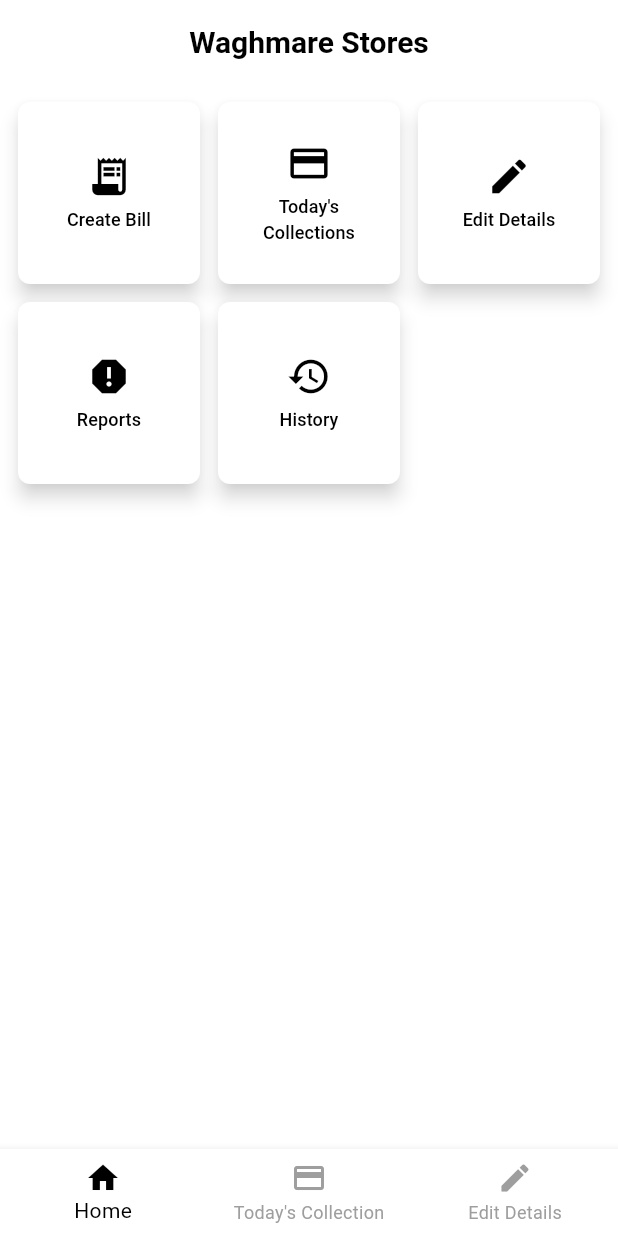
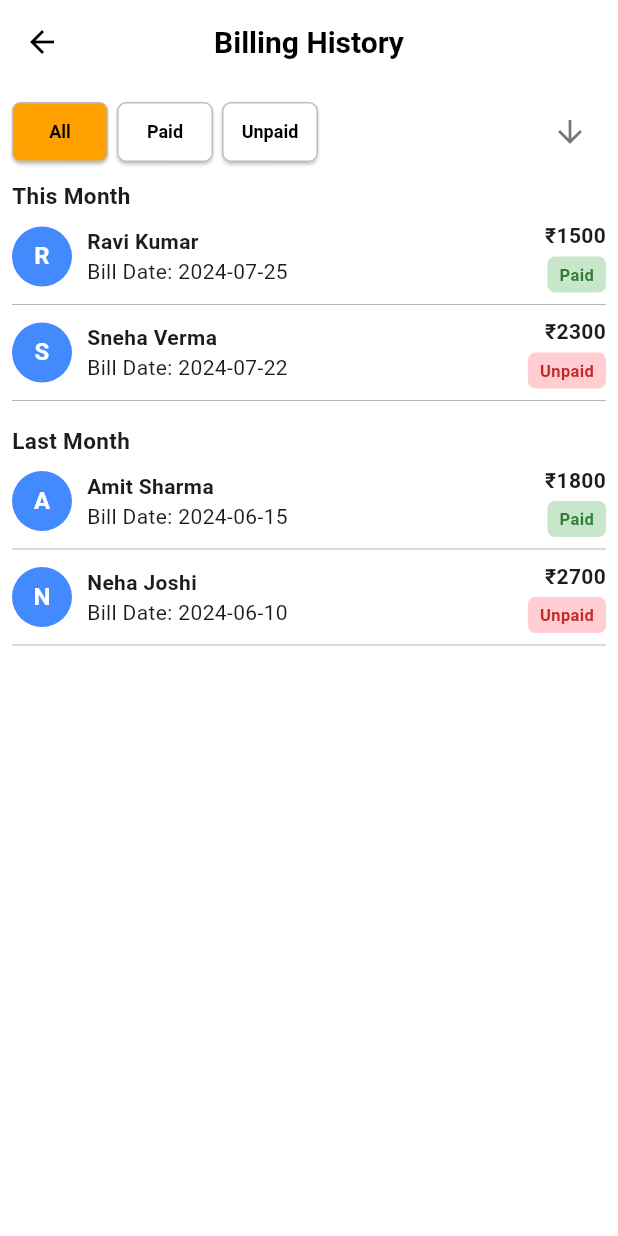
Before and after one commit to IamSamyak/bill-generator, a Flutter app: the screen it shows after launch, after a tap on "Create Bill", after a tap on the "arrow back" icon, after a tap on "History", on a phone screen of 412 x 824 dp. Run offline on Flutter 3.47's test engine with Material 3 defaults, Android fonts, the phone set to English and light mode, and no system bars; our stand-ins replace share_plus.

Commit message:
Adding HistoryPage functionality

```diff
--- a/lib/main.dart
+++ b/lib/main.dart
@@ -1,6 +1,7 @@
 import 'package:flutter/material.dart';
 import 'package:bill_generator/pages/home_page.dart';
 import 'package:bill_generator/pages/create_bill_page.dart';
+import 'package:bill_generator/pages/history_page.dart';
 
 void main() {
   runApp(const MyApp());
@@ -14,22 +15,22 @@ class MyApp extends StatelessWidget {
     return MaterialApp(
       title: 'Bill Generator',
       theme: ThemeData(
-        scaffoldBackgroundColor: Colors.white, // Whitish background for the whole app
+        scaffoldBackgroundColor: Colors.white,
         appBarTheme: const AppBarTheme(
-          backgroundColor: Colors.white, // Force white AppBar
-          surfaceTintColor: Colors.white, // Ensure no Material 3 overlay effect
-          elevation: 3, // Subtle elevation for depth
+          backgroundColor: Colors.white,
+          surfaceTintColor: Colors.white,
+          elevation: 3,
           titleTextStyle: TextStyle(color: Colors.black, fontSize: 20, fontWeight: FontWeight.bold),
-          iconTheme: IconThemeData(color: Colors.black), // Black icons in AppBar
+          iconTheme: IconThemeData(color: Colors.black),
         ),
         bottomNavigationBarTheme: BottomNavigationBarThemeData(
-          backgroundColor: Colors.white, // White background for BottomNavigationBar
-          elevation: 5, // Soft shadow effect
-          selectedItemColor: Colors.black, // Black color for selected item
-          unselectedItemColor: Colors.grey, // Grey for unselected items
+          backgroundColor: Colors.white,
+          elevation: 5,
+          selectedItemColor: Colors.black,
+          unselectedItemColor: Colors.grey,
           type: BottomNavigationBarType.fixed,
         ),
-        useMaterial3: true, // Ensure Material 3 is properly handled
+        useMaterial3: true,
       ),
       home: const MainScreen(),
     );
@@ -46,30 +47,41 @@ class MainScreen extends StatefulWidget {
 class _MainScreenState extends State<MainScreen> {
   int _selectedIndex = 0;
   bool _isCreateBillPage = false;
+  bool _isHistoryPage = false;
 
   void _goToCreateBill() {
     setState(() {
       _isCreateBillPage = true;
+      _isHistoryPage = false;
+    });
+  }
+
+  void _goToHistory() {
+    setState(() {
+      _isHistoryPage = true;
+      _isCreateBillPage = false;
     });
   }
 
   void _goBackToHome() {
     setState(() {
       _isCreateBillPage = false;
+      _isHistoryPage = false;
     });
   }
 
   void _onItemTapped(int index) {
     setState(() {
       _selectedIndex = index;
-      _isCreateBillPage = false; // Ensure we return to the main pages
+      _isCreateBillPage = false;
+      _isHistoryPage = false;
     });
   }
 
   @override
   Widget build(BuildContext context) {
     return Scaffold(
-      appBar: _isCreateBillPage
+      appBar: (_isCreateBillPage || _isHistoryPage)
           ? null
           : AppBar(
               title: const Text('Waghmare Stores'),
@@ -77,10 +89,12 @@ class _MainScreenState extends State<MainScreen> {
             ),
       body: _isCreateBillPage
           ? CreateBillPage(onBack: _goBackToHome)
-          : _selectedIndex == 0
-              ? HomePage(onCreateBill: _goToCreateBill)
-              : const Center(child: Text("Other Pages Content")),
-      bottomNavigationBar: _isCreateBillPage
+          : _isHistoryPage
+              ? HistoryPage(onBack: _goBackToHome)
+              : _selectedIndex == 0
+                  ? HomePage(onCreateBill: _goToCreateBill, onHistory: _goToHistory)
+                  : const Center(child: Text("Other Pages Content")),
+      bottomNavigationBar: (_isCreateBillPage || _isHistoryPage)
           ? null
           : BottomNavigationBar(
               items: const [
--- /dev/null
+++ b/lib/pages/history_page.dart
@@ -0,0 +1,175 @@
+import 'package:flutter/material.dart';
+
+class HistoryPage extends StatefulWidget {
+  final VoidCallback onBack;
+  const HistoryPage({super.key, required this.onBack});
+
+  @override
+  _HistoryPageState createState() => _HistoryPageState();
+}
+
+class _HistoryPageState extends State<HistoryPage> {
+  String _selectedFilter = 'All';
+  bool _isDescending = true;
+
+  final List<String> _filters = ['All', 'Paid', 'Unpaid'];
+
+  final Map<String, List<Map<String, dynamic>>> _bills = {
+    'This Month': [
+      {'name': 'Ravi Kumar', 'date': '2024-07-25', 'amount': 1500, 'status': 'Paid'},
+      {'name': 'Sneha Verma', 'date': '2024-07-22', 'amount': 2300, 'status': 'Unpaid'},
+    ],
+    'Last Month': [
+      {'name': 'Amit Sharma', 'date': '2024-06-15', 'amount': 1800, 'status': 'Paid'},
+      {'name': 'Neha Joshi', 'date': '2024-06-10', 'amount': 2700, 'status': 'Unpaid'},
+    ],
+  };
+
+  void _toggleSortOrder() {
+    setState(() {
+      _isDescending = !_isDescending;
+    });
+  }
+
+  @override
+  Widget build(BuildContext context) {
+    return Scaffold(
+      appBar: AppBar(
+        title: const Text('Billing History'),
+        centerTitle: true,
+        leading: IconButton(
+          icon: const Icon(Icons.arrow_back),
+          onPressed: widget.onBack,
+        ),
+      ),
+      body: Padding(
+        padding: const EdgeInsets.all(8.0),
+        child: Column(
+          children: [
+            // Filter Buttons & Sorting
+            Row(
+              mainAxisAlignment: MainAxisAlignment.spaceBetween,
+              children: [
+                Row(
+                  children: _filters.map((filter) {
+                    bool isActive = _selectedFilter == filter;
+                    return Padding(
+                      padding: const EdgeInsets.only(right: 6.0), // Reduced spacing
+                      child: ElevatedButton(
+                        style: ElevatedButton.styleFrom(
+                          backgroundColor: isActive ? Colors.amber[700] : Colors.white,
+                          foregroundColor: Colors.black,
+                          padding: const EdgeInsets.symmetric(horizontal: 8, vertical: 4), // Reduced padding
+                          shape: RoundedRectangleBorder(
+                            borderRadius: BorderRadius.circular(6),
+                            side: BorderSide(color: Colors.grey.shade400), // Add border for white buttons
+                          ),
+                          textStyle: const TextStyle(fontSize: 12, fontWeight: FontWeight.w600),
+                        ),
+                        onPressed: () {
+                          setState(() {
+                            _selectedFilter = filter;
+                          });
+                        },
+                        child: Text(filter),
+                      ),
+                    );
+                  }).toList(),
+                ),
+
+                // Sorting Button
+                IconButton(
+                  onPressed: _toggleSortOrder,
+                  icon: Icon(
+                    _isDescending ? Icons.arrow_downward : Icons.arrow_upward,
+                    color: Colors.black54,
+                  ),
+                ),
+              ],
+            ),
+            const SizedBox(height: 8),
+
+            // Bill List
+            Expanded(
+              child: ListView(
+                children: _bills.entries.map((entry) {
+                  List<Map<String, dynamic>> filteredBills = entry.value
+                      .where((bill) => _selectedFilter == 'All' || bill['status'] == _selectedFilter)
+                      .toList();
+
+                  filteredBills.sort((a, b) {
+                    DateTime dateA = DateTime.parse(a['date']);
+                    DateTime dateB = DateTime.parse(b['date']);
+                    return _isDescending ? dateB.compareTo(dateA) : dateA.compareTo(dateB);
+                  });
+
+                  if (filteredBills.isEmpty) return Container();
+
+                  return Column(
+                    crossAxisAlignment: CrossAxisAlignment.start,
+                    children: [
+                      Text(entry.key, style: const TextStyle(fontSize: 15, fontWeight: FontWeight.bold)),
+                      const SizedBox(height: 6),
+                      Column(
+                        children: filteredBills.map((bill) => _buildBillItem(bill)).toList(),
+                      ),
+                      const SizedBox(height: 8),
+                    ],
+                  );
+                }).toList(),
+              ),
+            ),
+          ],
+        ),
+      ),
+    );
+  }
+
+  Widget _buildBillItem(Map<String, dynamic> bill) {
+    return Column(
+      children: [
+        Row(
+          children: [
+            CircleAvatar(
+              backgroundColor: Colors.blueAccent,
+              child: Text(bill['name'][0], style: const TextStyle(color: Colors.white, fontWeight: FontWeight.bold)),
+            ),
+            const SizedBox(width: 10),
+            Expanded(
+              child: Column(
+                crossAxisAlignment: CrossAxisAlignment.start,
+                children: [
+                  Text(bill['name'], style: const TextStyle(fontWeight: FontWeight.w600)),
+                  Text('Bill Date: ${bill['date']}'),
+                ],
+              ),
+            ),
+            Column(
+              crossAxisAlignment: CrossAxisAlignment.end,
+              children: [
+                Text('₹${bill['amount']}', style: const TextStyle(fontWeight: FontWeight.w600, fontSize: 14)),
+                const SizedBox(height: 4),
+                Container(
+                  padding: const EdgeInsets.symmetric(horizontal: 8, vertical: 4),
+                  decoration: BoxDecoration(
+                    color: bill['status'] == 'Paid' ? Colors.green.shade100 : Colors.red.shade100,
+                    borderRadius: BorderRadius.circular(5),
+                  ),
+                  child: Text(
+                    bill['status'],
+                    style: TextStyle(
+                      color: bill['status'] == 'Paid' ? Colors.green[800] : Colors.red[800],
+                      fontWeight: FontWeight.bold,
+                      fontSize: 11,
+                    ),
+                  ),
+                ),
+              ],
+            ),
+          ],
+        ),
+        const Divider(color: Colors.grey, thickness: 0.5),
+      ],
+    );
+  }
+}
--- a/lib/pages/home_page.dart
+++ b/lib/pages/home_page.dart
@@ -2,8 +2,9 @@ import 'package:flutter/material.dart';
 
 class HomePage extends StatelessWidget {
   final VoidCallback onCreateBill;
+  final VoidCallback onHistory;
 
-  const HomePage({super.key, required this.onCreateBill});
+  const HomePage({super.key, required this.onCreateBill, required this.onHistory});
 
   @override
   Widget build(BuildContext context) {
@@ -20,7 +21,7 @@ class HomePage extends StatelessWidget {
           _buildElevatedButton(Icons.payment, "Today's Collections", () {}),
           _buildElevatedButton(Icons.edit, 'Edit Details', () {}),
           _buildElevatedButton(Icons.report, 'Reports', () {}),
-          _buildElevatedButton(Icons.history, 'History', () {}),
+          _buildElevatedButton(Icons.history, 'History', onHistory ),
         ],
       ),
     );
```
